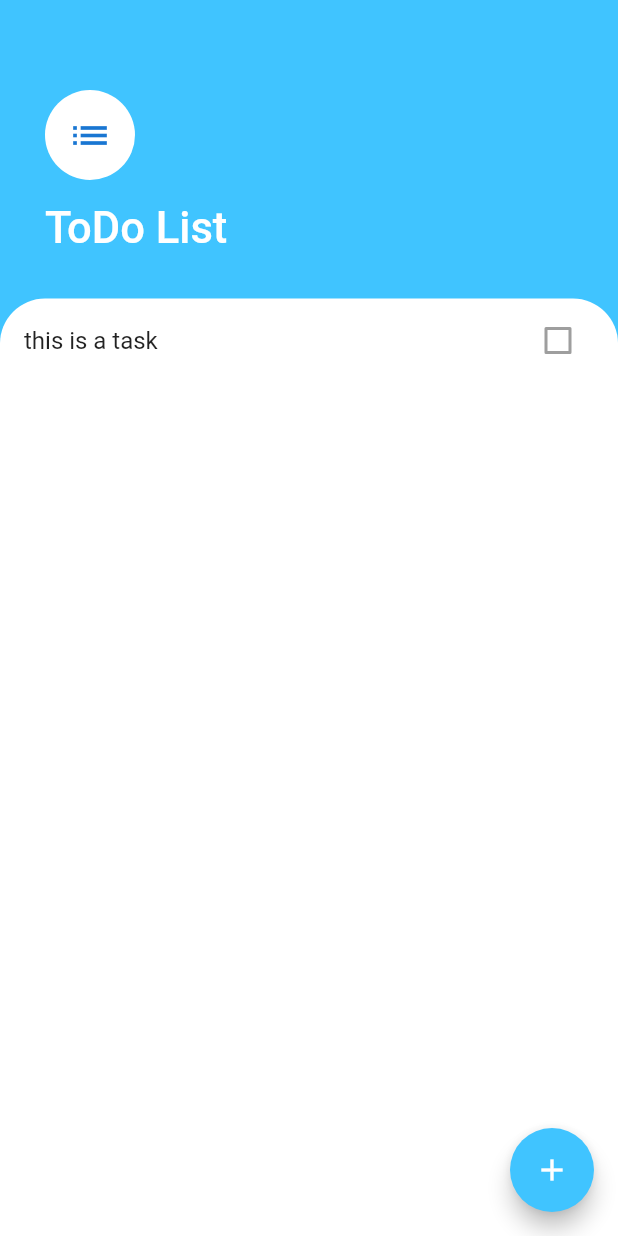
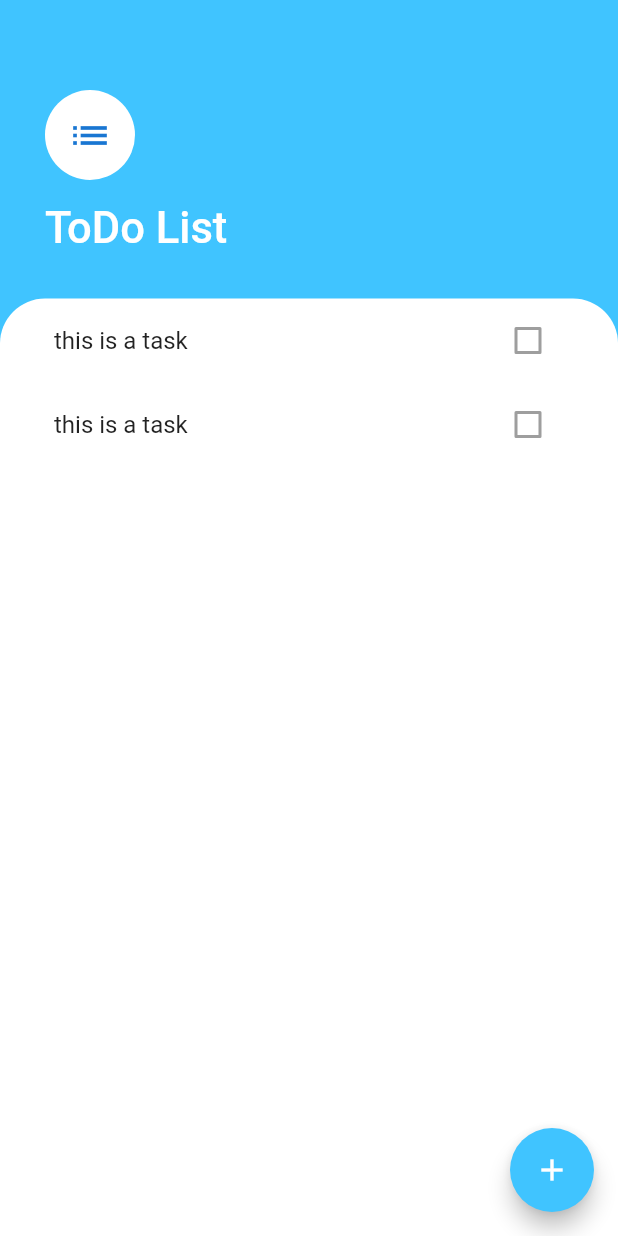
Before and after one commit to FahimMuntashir/ToDoApp-FlutterUI, a Flutter app: the screen it shows after launch, on a phone screen of 412 x 824 dp. Run offline on Flutter 3.47's test engine with Material 2 defaults, Android fonts, the phone set to English and light mode, and no system bars.

```diff
--- a/lib/screens/task_screen.dart
+++ b/lib/screens/task_screen.dart
@@ -40,19 +40,12 @@ class TaskScreen extends StatelessWidget {
           ),
           Expanded(
             child: Container(
+              padding: EdgeInsets.symmetric(horizontal: 20.0),
               decoration: BoxDecoration(
                 color: Colors.white,
                 borderRadius: BorderRadius.only(topLeft: Radius.circular(30.0), topRight: Radius.circular(30.0)),
               ),
-              child: ListView(
-                children: <Widget>[
-                  ListTile(
-                    title: Text('this is a task'),
-                    trailing: Checkbox(value: false,),
-
-                  )
-                ],
-              ),
+              child: TasksList(),
             ),
           ),
 
@@ -70,3 +63,31 @@ class TaskScreen extends StatelessWidget {
     );
   }
 }
+
+class TasksList extends StatelessWidget {
+
+  @override
+  Widget build(BuildContext context) {
+    return ListView(
+      children: <Widget>[
+        TaskTile(),
+        TaskTile(),
+      ],
+    );
+  }
+}
+
+class TaskTile extends StatelessWidget {
+  const TaskTile({
+    Key key,
+  }) : super(key: key);
+
+  @override
+  Widget build(BuildContext context) {
+    return ListTile(
+      title: Text('this is a task'),
+      trailing: Checkbox(value: false,),
+
+    );
+  }
+}
```
Also changed, not shown: lib/widgets/task_tile.dart (added), lib/widgets/tasks_list.dart (added).
